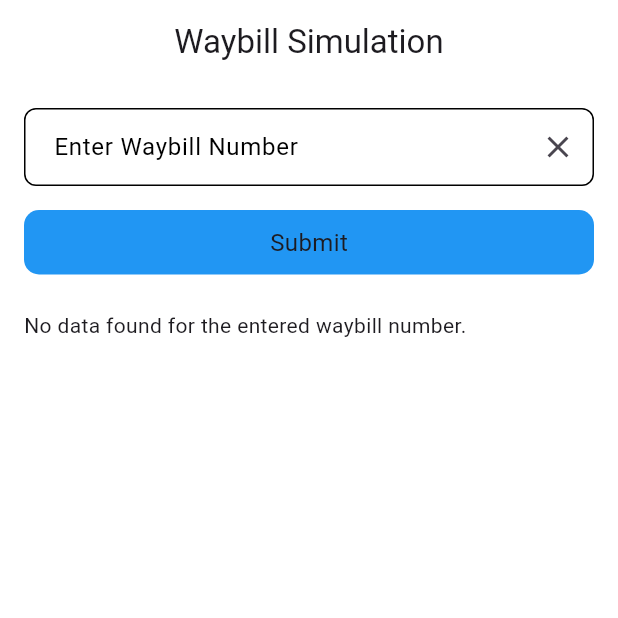
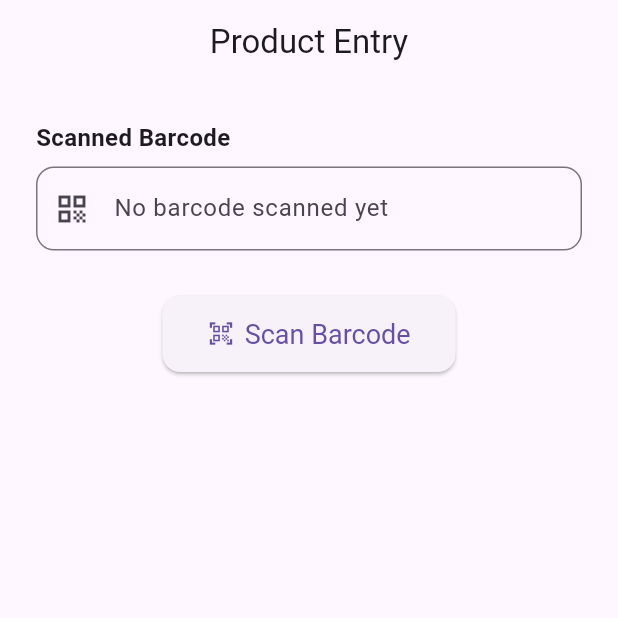
Before and after one commit to Durgeshpatel77/task_exeed, a Flutter app: the screen it shows after launch, on a phone screen of 412 x 824 dp, the top half of it. Run offline on Flutter 3.47's test engine with Material 3 defaults, Android fonts, the phone set to English and light mode, and no system bars; our stand-ins replace get, shared_preferences; missing offline and left inert: mobile_scanner.

Commit message:
waybill done

```diff
--- /dev/null
+++ b/lib/5_Barcode Scanning Integration/Barcode_FormPage.dart
@@ -0,0 +1,73 @@
+// BarcodeFormPage.dart
+import 'package:flutter/material.dart';
+
+import 'Barcode_ScannerPage.dart';
+
+
+class BarcodeFormPage extends StatefulWidget {
+  @override
+  _BarcodeFormPageState createState() => _BarcodeFormPageState();
+}
+
+class _BarcodeFormPageState extends State<BarcodeFormPage> {
+  final TextEditingController _barcodeController = TextEditingController();
+
+  void _startScan() async {
+    final scannedValue = await Navigator.push<String>(
+      context,
+      MaterialPageRoute(builder: (context) => BarcodeScannerPage()),
+    );
+
+    if (scannedValue != null) {
+      setState(() {
+        _barcodeController.text = scannedValue;
+      });
+    }
+  }
+
+  @override
+  Widget build(BuildContext context) {
+    return Scaffold(
+      appBar: AppBar(title: Text("Product Entry"),centerTitle: true,),
+      body: Padding(
+        padding: const EdgeInsets.all(24.0),
+        child: Column(
+          crossAxisAlignment: CrossAxisAlignment.start,
+          children: [
+            Text(
+              "Scanned Barcode",
+              style: TextStyle(fontSize: 16, fontWeight: FontWeight.w600),
+            ),
+            SizedBox(height: 8),
+            TextField(
+              controller: _barcodeController,
+              readOnly: true,
+              decoration: InputDecoration(
+                hintText: "No barcode scanned yet",
+                border: OutlineInputBorder(
+                  borderRadius: BorderRadius.circular(12),
+                ),
+                prefixIcon: Icon(Icons.qr_code),
+              ),
+            ),
+            SizedBox(height: 30),
+            Center(
+              child: ElevatedButton.icon(
+                onPressed: _startScan,
+                icon: Icon(Icons.qr_code_scanner),
+                label: Text("Scan Barcode"),
+                style: ElevatedButton.styleFrom(
+                  padding: EdgeInsets.symmetric(horizontal: 30, vertical: 15),
+                  shape: RoundedRectangleBorder(
+                    borderRadius: BorderRadius.circular(12),
+                  ),
+                  textStyle: TextStyle(fontSize: 18),
+                ),
+              ),
+            ),
+          ],
+        ),
+      ),
+    );
+  }
+}
--- a/lib/main.dart
+++ b/lib/main.dart
@@ -3,6 +3,8 @@ import 'package:get/get_navigation/src/root/get_material_app.dart';
 import '2_Forms_with_Validation/GenericFormPage.dart';
 import '3_Searchable Table with Pagination/searchable_table.dart';
 import '4_Waybill Simulation.dart/Waybill_Screen.dart';
+import '5_Barcode Scanning Integration/Barcode_FormPage.dart';
+import '5_Barcode Scanning Integration/Barcode_ScannerPage.dart';
 import 'Login_Logout pages/login_page.dart';
 
 void main() {
@@ -22,7 +24,7 @@ class MyApp extends StatelessWidget {
      // home: GenericFormPage(),//2
      // home: SearchableTable (),//3
      // home: WaybillScreen (),//4
-      home: WaybillScreen (),//5
+      home: BarcodeFormPage(),
 
 
     );
--- a/pubspec.yaml
+++ b/pubspec.yaml
@@ -38,9 +38,8 @@ dependencies:
   get_storage: ^2.1.1
   shared_preferences: ^2.5.3
   intl: ^0.20.2
-  flutter_barcode_scanner:
-    git:
-      url: https://github.com/Durgeshpatel77/flutter_barcode_scanner
+  mobile_scanner: ^7.0.0
+
 dev_dependencies:
   flutter_test:
     sdk: flutter
```
Also changed, not shown: lib/5_Barcode Scanning Integration/Barcode_ScannerPage.dart (added, +73 -0 lines), pubspec.lock.
